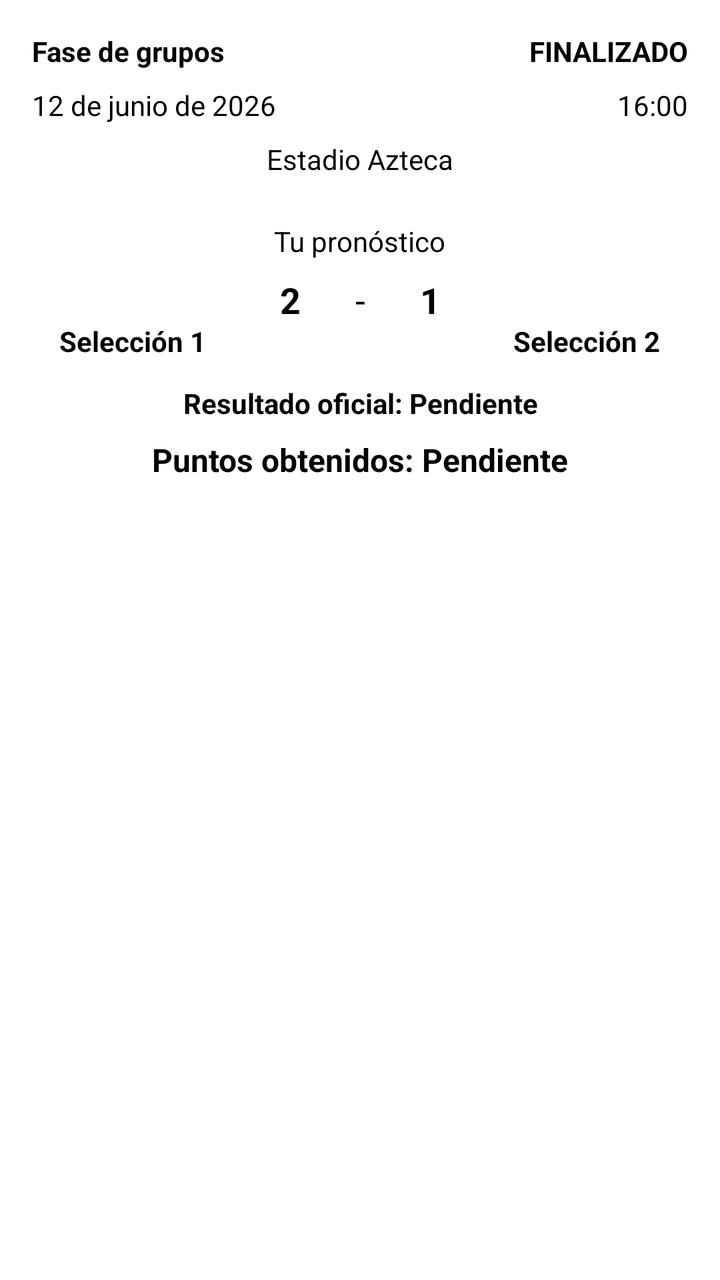
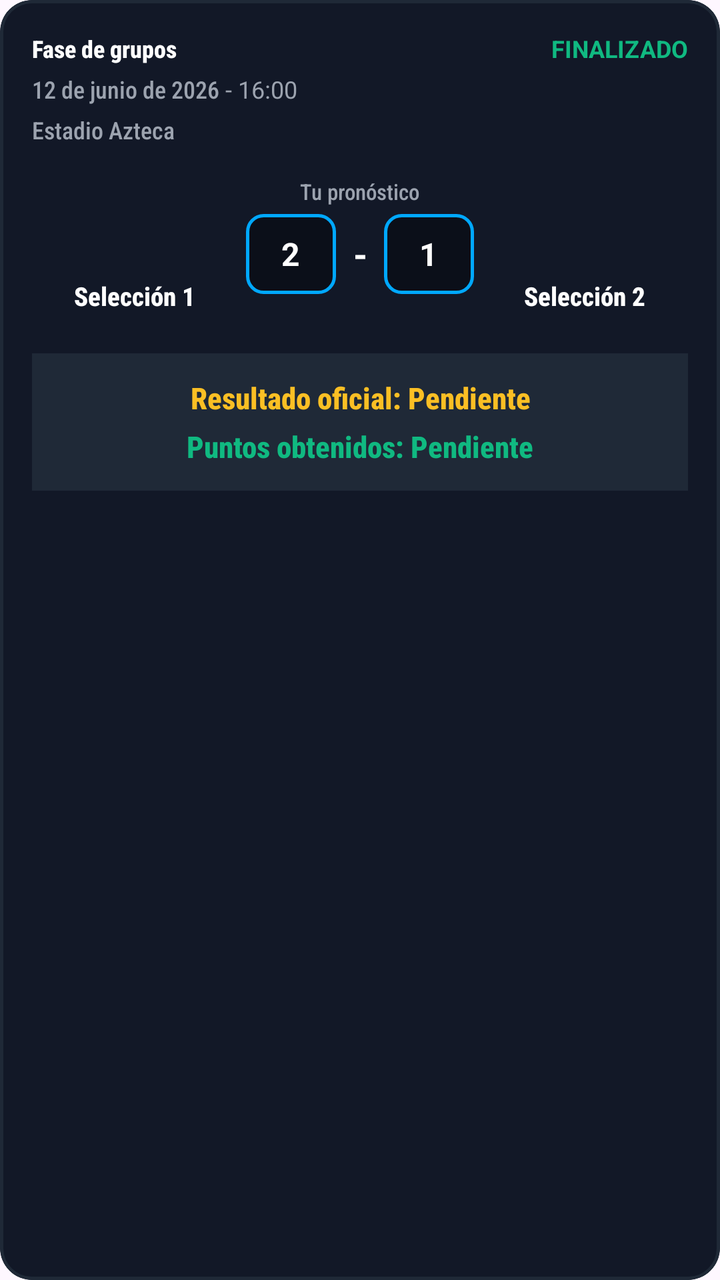

Before-and-after screenshots of an Android layout around one commit, followed by the original layout XML and the change that was made.
<!-- AndroidManifest.xml: application theme Theme.PROY2P_Alban_Barquet_Santos -->
<!-- res/layout/item_mis_pronosticos.xml -->
<?xml version="1.0" encoding="utf-8"?>
<LinearLayout
    xmlns:android="http://schemas.android.com/apk/res/android"
    android:id="@+id/cardMiPronostico"
    android:layout_width="match_parent"
    android:layout_height="wrap_content"
    android:background="@android:color/white"
    android:orientation="vertical"
    android:padding="16dp">

    <LinearLayout
        android:layout_width="match_parent"
        android:layout_height="wrap_content"
        android:orientation="horizontal">

        <TextView
            android:id="@+id/lblFaseMiPronostico"
            android:layout_width="0dp"
            android:layout_height="wrap_content"
            android:layout_weight="1"
            android:text="Fase de grupos"
            android:textColor="@android:color/black"
            android:textStyle="bold" />

        <TextView
            android:id="@+id/lblEstadoMiPronostico"
            android:layout_width="wrap_content"
            android:layout_height="wrap_content"
            android:text="FINALIZADO"
            android:textColor="@android:color/black"
            android:textStyle="bold" />

    </LinearLayout>

    <LinearLayout
        android:layout_width="match_parent"
        android:layout_height="wrap_content"
        android:orientation="horizontal"
        android:paddingTop="8dp"
        android:paddingBottom="8dp">

        <TextView
            android:id="@+id/lblFechaMiPronostico"
            android:layout_width="0dp"
            android:layout_height="wrap_content"
            android:layout_weight="1"
            android:text="12 de junio de 2026"
            android:textColor="@android:color/black" />

        <TextView
            android:id="@+id/lblHoraMiPronostico"
            android:layout_width="wrap_content"
            android:layout_height="wrap_content"
            android:text="16:00"
            android:textColor="@android:color/black" />

    </LinearLayout>

    <TextView
        android:id="@+id/lblEstadioMiPronostico"
        android:layout_width="match_parent"
        android:layout_height="wrap_content"
        android:text="Estadio Azteca"
        android:textAlignment="center"
        android:textColor="@android:color/black" />

    <LinearLayout
        android:layout_width="match_parent"
        android:layout_height="wrap_content"
        android:gravity="center"
        android:orientation="horizontal"
        android:paddingTop="12dp"
        android:paddingBottom="12dp">

        <LinearLayout
            android:layout_width="0dp"
            android:layout_height="wrap_content"
            android:layout_weight="1"
            android:gravity="center"
            android:orientation="vertical">

            <ImageView
                android:id="@+id/imgSeleccion1MiPronostico"
                android:layout_width="60dp"
                android:layout_height="60dp"
                android:contentDescription="Icono de la selección 1" />

            <TextView
                android:id="@+id/lblSeleccion1MiPronostico"
                android:layout_width="wrap_content"
                android:layout_height="wrap_content"
                android:text="Selección 1"
                android:textColor="@android:color/black"
                android:textStyle="bold" />

        </LinearLayout>

        <LinearLayout
            android:layout_width="wrap_content"
            android:layout_height="wrap_content"
            android:gravity="center"
            android:orientation="vertical"
            android:padding="8dp">

            <TextView
                android:layout_width="wrap_content"
                android:layout_height="wrap_content"
                android:text="Tu pronóstico"
                android:textColor="@android:color/black" />

            <LinearLayout
                android:layout_width="wrap_content"
                android:layout_height="wrap_content"
                android:gravity="center"
                android:orientation="horizontal">

                <TextView
                    android:id="@+id/lblGolesPronosticoSel1"
                    android:layout_width="40dp"
                    android:layout_height="40dp"
                    android:gravity="center"
                    android:text="2"
                    android:textColor="@android:color/black"
                    android:textSize="18sp"
                    android:textStyle="bold" />

                <TextView
                    android:layout_width="30dp"
                    android:layout_height="wrap_content"
                    android:gravity="center"
                    android:text="-"
                    android:textColor="@android:color/black"
                    android:textSize="18sp" />

                <TextView
                    android:id="@+id/lblGolesPronosticoSel2"
                    android:layout_width="40dp"
                    android:layout_height="40dp"
                    android:gravity="center"
                    android:text="1"
                    android:textColor="@android:color/black"
                    android:textSize="18sp"
                    android:textStyle="bold" />

            </LinearLayout>

        </LinearLayout>

        <LinearLayout
            android:layout_width="0dp"
            android:layout_height="wrap_content"
            android:layout_weight="1"
            android:gravity="center"
            android:orientation="vertical">

            <ImageView
                android:id="@+id/imgSeleccion2MiPronostico"
                android:layout_width="60dp"
                android:layout_height="60dp"
                android:contentDescription="Icono de la selección 2" />

            <TextView
                android:id="@+id/lblSeleccion2MiPronostico"
                android:layout_width="wrap_content"
                android:layout_height="wrap_content"
                android:text="Selección 2"
                android:textColor="@android:color/black"
                android:textStyle="bold" />

        </LinearLayout>

    </LinearLayout>

    <TextView
        android:id="@+id/lblResultadoOficial"
        android:layout_width="match_parent"
        android:layout_height="wrap_content"
        android:gravity="center"
        android:text="Resultado oficial: Pendiente"
        android:textColor="@android:color/black"
        android:textStyle="bold" />

    <TextView
        android:id="@+id/lblPuntosMiPronostico"
        android:layout_width="match_parent"
        android:layout_height="wrap_content"
        android:gravity="center"
        android:paddingTop="8dp"
        android:text="Puntos obtenidos: Pendiente"
        android:textColor="@android:color/black"
        android:textSize="16sp"
        android:textStyle="bold" />

</LinearLayout>
<!-- resources referenced by this layout -->
<resources>
  <style name="Theme.PROY2P_Alban_Barquet_Santos" parent="Base.Theme.PROY2P_Alban_Barquet_Santos" />
  <style name="Base.Theme.PROY2P_Alban_Barquet_Santos" parent="Theme.Material3.DayNight.NoActionBar">
          
          
      </style>
</resources>

<!-- the commit's change to res/layout/item_mis_pronosticos.xml (unified diff, before → after) -->
@@ -1,194 +1,244 @@
 <?xml version="1.0" encoding="utf-8"?>
-<LinearLayout
+<com.google.android.material.card.MaterialCardView
     xmlns:android="http://schemas.android.com/apk/res/android"
+    xmlns:app="http://schemas.android.com/apk/res-auto"
     android:id="@+id/cardMiPronostico"
     android:layout_width="match_parent"
     android:layout_height="wrap_content"
-    android:background="@android:color/white"
-    android:orientation="vertical"
-    android:padding="16dp">
+    android:layout_marginHorizontal="12dp"
+    android:layout_marginVertical="8dp"
+    app:cardBackgroundColor="#121827"
+    app:cardCornerRadius="16dp"
+    app:cardElevation="0dp"
+    app:strokeColor="#1F2937"
+    app:strokeWidth="1.5dp">
 
     <LinearLayout
         android:layout_width="match_parent"
         android:layout_height="wrap_content"
-        android:orientation="horizontal">
+        android:orientation="vertical"
+        android:padding="16dp">
+
+        
+        <LinearLayout
+            android:layout_width="match_parent"
+            android:layout_height="wrap_content"
+            android:orientation="horizontal">
+
+            <TextView
+                android:id="@+id/lblFaseMiPronostico"
+                android:layout_width="0dp"
+                android:layout_height="wrap_content"
+                android:layout_weight="1"
+                android:fontFamily="sans-serif-condensed-medium"
+                android:text="Fase de grupos"
+                android:textColor="#FFFFFF"
+                android:textSize="12sp"
+                android:textStyle="bold" />
+
+            <TextView
+                android:id="@+id/lblEstadoMiPronostico"
+                android:layout_width="wrap_content"
+                android:layout_height="wrap_content"
+                android:text="FINALIZADO"
+                android:textColor="#10B981"
+                android:textSize="12sp"
+                android:textStyle="bold" />
+        </LinearLayout>
+
+        
+        <LinearLayout
+            android:layout_width="match_parent"
+            android:layout_height="wrap_content"
+            android:orientation="horizontal"
+            android:paddingTop="4dp">
+
+            <TextView
+                android:id="@+id/lblFechaMiPronostico"
+                android:layout_width="wrap_content"
+                android:layout_height="wrap_content"
+                android:fontFamily="sans-serif-condensed-medium"
+                android:text="12 de junio de 2026"
+                android:textColor="#9CA3AF"
+                android:textSize="12sp" />
+
+            <TextView
+                android:layout_width="wrap_content"
+                android:layout_height="wrap_content"
+                android:text=" - "
+                android:textColor="#9CA3AF"
+                android:textSize="12sp" />
+
+            <TextView
+                android:id="@+id/lblHoraMiPronostico"
+                android:layout_width="wrap_content"
+                android:layout_height="wrap_content"
+                android:text="16:00"
+                android:textColor="#9CA3AF"
+                android:textSize="12sp" />
+        </LinearLayout>
 
         <TextView
-            android:id="@+id/lblFaseMiPronostico"
-            android:layout_width="0dp"
-            android:layout_height="wrap_content"
-            android:layout_weight="1"
-            android:text="Fase de grupos"
-            android:textColor="@android:color/black"
-            android:textStyle="bold" />
-
-        <TextView
-            android:id="@+id/lblEstadoMiPronostico"
-            android:layout_width="wrap_content"
-            android:layout_height="wrap_content"
-            android:text="FINALIZADO"
-            android:textColor="@android:color/black"
-            android:textStyle="bold" />
+            android:id="@+id/lblEstadioMiPronostico"
+            android:layout_width="match_parent"
+            android:layout_height="wrap_content"
+            android:fontFamily="sans-serif-condensed-medium"
+            android:paddingTop="4dp"
+            android:text="Estadio Azteca"
+            android:textColor="#9CA3AF"
+            android:textSize="12sp" />
+
+        
+        <LinearLayout
+            android:layout_width="match_parent"
+            android:layout_height="wrap_content"
+            android:gravity="center"
+            android:orientation="horizontal"
+            android:paddingTop="6dp"
+            android:paddingBottom="12dp">
+
+            
+            <LinearLayout
+                android:layout_width="0dp"
+                android:layout_height="wrap_content"
+                android:layout_weight="1"
+                android:gravity="center"
+                android:orientation="vertical">
+
+                <ImageView
+                    android:id="@+id/imgSeleccion1MiPronostico"
+                    android:layout_width="54dp"
+                    android:layout_height="54dp"
+                    android:contentDescription="Icono de la selección 1" />
+
+                <TextView
+                    android:id="@+id/lblSeleccion1MiPronostico"
+                    android:layout_width="wrap_content"
+                    android:layout_height="wrap_content"
+                    android:layout_marginTop="6dp"
+                    android:fontFamily="sans-serif-condensed-medium"
+                    android:text="Selección 1"
+                    android:textColor="#FFFFFF"
+                    android:textSize="13sp"
+                    android:textStyle="bold" />
+            </LinearLayout>
+
+            
+            <LinearLayout
+                android:layout_width="wrap_content"
+                android:layout_height="wrap_content"
+                android:gravity="center"
+                android:orientation="vertical"
+                android:paddingHorizontal="4dp">
+
+                <TextView
+                    android:layout_width="wrap_content"
+                    android:layout_height="wrap_content"
+                    android:fontFamily="sans-serif-condensed-medium"
+                    android:paddingBottom="4dp"
+                    android:text="Tu pronóstico"
+                    android:textColor="#9CA3AF"
+                    android:textSize="11sp" />
+
+                <LinearLayout
+                    android:layout_width="wrap_content"
+                    android:layout_height="wrap_content"
+                    android:gravity="center"
+                    android:orientation="horizontal">
+
+                    
+                    <TextView
+                        android:id="@+id/lblGolesPronosticoSel1"
+                        android:layout_width="45dp"
+                        android:layout_height="40dp"
+                        android:background="@drawable/bg_card_neon"
+                        android:gravity="center"
+                        android:text="2"
+                        android:textColor="#FFFFFF"
+                        android:textSize="16sp"
+                        android:textStyle="bold" />
+
+                    <TextView
+                        android:layout_width="24dp"
+                        android:layout_height="wrap_content"
+                        android:gravity="center"
+                        android:text="-"
+                        android:textColor="#FFFFFF"
+                        android:textSize="18sp"
+                        android:textStyle="bold" />
+
+                    <TextView
+                        android:id="@+id/lblGolesPronosticoSel2"
+                        android:layout_width="45dp"
+                        android:layout_height="40dp"
+                        android:background="@drawable/bg_card_neon"
+                        android:gravity="center"
+                        android:text="1"
+                        android:textColor="#FFFFFF"
+                        android:textSize="16sp"
+                        android:textStyle="bold" />
+                </LinearLayout>
+            </LinearLayout>
+
+            
+            <LinearLayout
+                android:layout_width="0dp"
+                android:layout_height="wrap_content"
+                android:layout_weight="1"
+                android:gravity="center"
+                android:orientation="vertical">
+
+                <ImageView
+                    android:id="@+id/imgSeleccion2MiPronostico"
+                    android:layout_width="54dp"
+                    android:layout_height="54dp"
+                    android:contentDescription="Icono de la selección 2" />
+
+                <TextView
+                    android:id="@+id/lblSeleccion2MiPronostico"
+                    android:layout_width="wrap_content"
+                    android:layout_height="wrap_content"
+                    android:layout_marginTop="6dp"
+                    android:fontFamily="sans-serif-condensed-medium"
+                    android:text="Selección 2"
+                    android:textColor="#FFFFFF"
+                    android:textSize="13sp"
+                    android:textStyle="bold" />
+            </LinearLayout>
+        </LinearLayout>
+
+        
+        <LinearLayout
+            android:layout_width="match_parent"
+            android:layout_height="wrap_content"
+            android:layout_marginTop="8dp"
+            android:background="#1F2937"
+            android:orientation="vertical"
+            android:padding="12dp">
+
+            <TextView
+                android:id="@+id/lblResultadoOficial"
+                android:layout_width="match_parent"
+                android:layout_height="wrap_content"
+                android:fontFamily="sans-serif-condensed-medium"
+                android:gravity="center"
+                android:text="Resultado oficial: Pendiente"
+                android:textColor="#FBBF24"
+                android:textSize="15sp"
+                android:textStyle="bold" />
+
+            <TextView
+                android:id="@+id/lblPuntosMiPronostico"
+                android:layout_width="match_parent"
+                android:layout_height="wrap_content"
+                android:fontFamily="sans-serif-condensed-medium"
+                android:gravity="center"
+                android:paddingTop="4dp"
+                android:text="Puntos obtenidos: Pendiente"
+                android:textColor="#10B981"
+                android:textSize="15sp"
+                android:textStyle="bold" />
+        </LinearLayout>
 
     </LinearLayout>
-
-    <LinearLayout
-        android:layout_width="match_parent"
-        android:layout_height="wrap_content"
-        android:orientation="horizontal"
-        android:paddingTop="8dp"
-        android:paddingBottom="8dp">
-
-        <TextView
-            android:id="@+id/lblFechaMiPronostico"
-            android:layout_width="0dp"
-            android:layout_height="wrap_content"
-            android:layout_weight="1"
-            android:text="12 de junio de 2026"
-            android:textColor="@android:color/black" />
-
-        <TextView
-            android:id="@+id/lblHoraMiPronostico"
-            android:layout_width="wrap_content"
-            android:layout_height="wrap_content"
-            android:text="16:00"
-            android:textColor="@android:color/black" />
-
-    </LinearLayout>
-
-    <TextView
-        android:id="@+id/lblEstadioMiPronostico"
-        android:layout_width="match_parent"
-        android:layout_height="wrap_content"
-        android:text="Estadio Azteca"
-        android:textAlignment="center"
-        android:textColor="@android:color/black" />
-
-    <LinearLayout
-        android:layout_width="match_parent"
-        android:layout_height="wrap_content"
-        android:gravity="center"
-        android:orientation="horizontal"
-        android:paddingTop="12dp"
-        android:paddingBottom="12dp">
-
-        <LinearLayout
-            android:layout_width="0dp"
-            android:layout_height="wrap_content"
-            android:layout_weight="1"
-            android:gravity="center"
-            android:orientation="vertical">
-
-            <ImageView
-                android:id="@+id/imgSeleccion1MiPronostico"
-                android:layout_width="60dp"
-                android:layout_height="60dp"
-                android:contentDescription="Icono de la selección 1" />
-
-            <TextView
-                android:id="@+id/lblSeleccion1MiPronostico"
-                android:layout_width="wrap_content"
-                android:layout_height="wrap_content"
-                android:text="Selección 1"
-                android:textColor="@android:color/black"
-                android:textStyle="bold" />
-
-        </LinearLayout>
-
-        <LinearLayout
-            android:layout_width="wrap_content"
-            android:layout_height="wrap_content"
-            android:gravity="center"
-            android:orientation="vertical"
-            android:padding="8dp">
-
-            <TextView
-                android:layout_width="wrap_content"
-                android:layout_height="wrap_content"
-                android:text="Tu pronóstico"
-                android:textColor="@android:color/black" />
-
-            <LinearLayout
-                android:layout_width="wrap_content"
-                android:layout_height="wrap_content"
-                android:gravity="center"
-                android:orientation="horizontal">
-
-                <TextView
-                    android:id="@+id/lblGolesPronosticoSel1"
-                    android:layout_width="40dp"
-                    android:layout_height="40dp"
-                    android:gravity="center"
-                    android:text="2"
-                    android:textColor="@android:color/black"
-                    android:textSize="18sp"
-                    android:textStyle="bold" />
-
-                <TextView
-                    android:layout_width="30dp"
-                    android:layout_height="wrap_content"
-                    android:gravity="center"
-                    android:text="-"
-                    android:textColor="@android:color/black"
-                    android:textSize="18sp" />
-
-                <TextView
-                    android:id="@+id/lblGolesPronosticoSel2"
-                    android:layout_width="40dp"
-                    android:layout_height="40dp"
-                    android:gravity="center"
-                    android:text="1"
-                    android:textColor="@android:color/black"
-                    android:textSize="18sp"
-                    android:textStyle="bold" />
-
-            </LinearLayout>
-
-        </LinearLayout>
-
-        <LinearLayout
-            android:layout_width="0dp"
-            android:layout_height="wrap_content"
-            android:layout_weight="1"
-            android:gravity="center"
-            android:orientation="vertical">
-
-            <ImageView
-                android:id="@+id/imgSeleccion2MiPronostico"
-                android:layout_width="60dp"
-                android:layout_height="60dp"
-                android:contentDescription="Icono de la selección 2" />
-
-            <TextView
-                android:id="@+id/lblSeleccion2MiPronostico"
-                android:layout_width="wrap_content"
-                android:layout_height="wrap_content"
-                android:text="Selección 2"
-                android:textColor="@android:color/black"
-                android:textStyle="bold" />
-
-        </LinearLayout>
-
-    </LinearLayout>
-
-    <TextView
-        android:id="@+id/lblResultadoOficial"
-        android:layout_width="match_parent"
-        android:layout_height="wrap_content"
-        android:gravity="center"
-        android:text="Resultado oficial: Pendiente"
-        android:textColor="@android:color/black"
-        android:textStyle="bold" />
-
-    <TextView
-        android:id="@+id/lblPuntosMiPronostico"
-        android:layout_width="match_parent"
-        android:layout_height="wrap_content"
-        android:gravity="center"
-        android:paddingTop="8dp"
-        android:text="Puntos obtenidos: Pendiente"
-        android:textColor="@android:color/black"
-        android:textSize="16sp"
-        android:textStyle="bold" />
-
-</LinearLayout>
+</com.google.android.material.card.MaterialCardView>
<!-- resource entries referenced after the edit -->
@@ -1,5 +1,12 @@
 <!-- resources referenced by this layout -->
 <resources>
+  <!-- drawable bg_card_neon (drawable) -->
+  <?xml version="1.0" encoding="utf-8"?>
+  <shape xmlns:android="http://schemas.android.com/apk/res/android">
+      <solid android:color="#0B0F19" />
+      <corners android:radius="8dp" />
+      <stroke android:width="1.5dp" android:color="#00A8FF" />
+  </shape>
   <style name="Theme.PROY2P_Alban_Barquet_Santos" parent="Base.Theme.PROY2P_Alban_Barquet_Santos" />
   <style name="Base.Theme.PROY2P_Alban_Barquet_Santos" parent="Theme.Material3.DayNight.NoActionBar">
           
